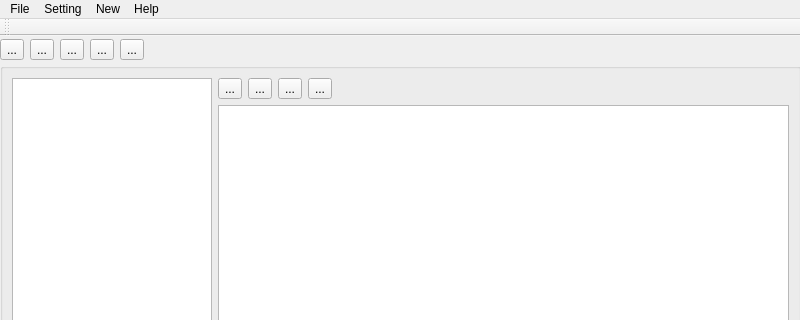
Qt form ui/mainwindow.ui (guardeivid/MapfileEditor) before a commit; both pictures show x 0 to 800 and y 0 to 320 of the 800 by 622 pixel window.
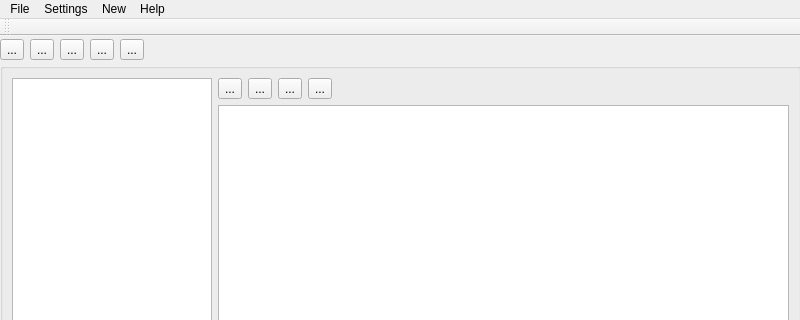
The same form after that commit. Icons and pictures are not drawn.

The edit to the form file:
```diff
--- a/ui/mainwindow.ui
+++ b/ui/mainwindow.ui
@@ -341,7 +341,7 @@
    </widget>
    <widget class="QMenu" name="menuSetting">
     <property name="title">
-     <string>Setting</string>
+     <string>Settings</string>
     </property>
     <addaction name="actionOptions"/>
     <addaction name="actionMapSetting"/>
```
Left out of the diff: 2 changed lines with no effect on the pictures.
